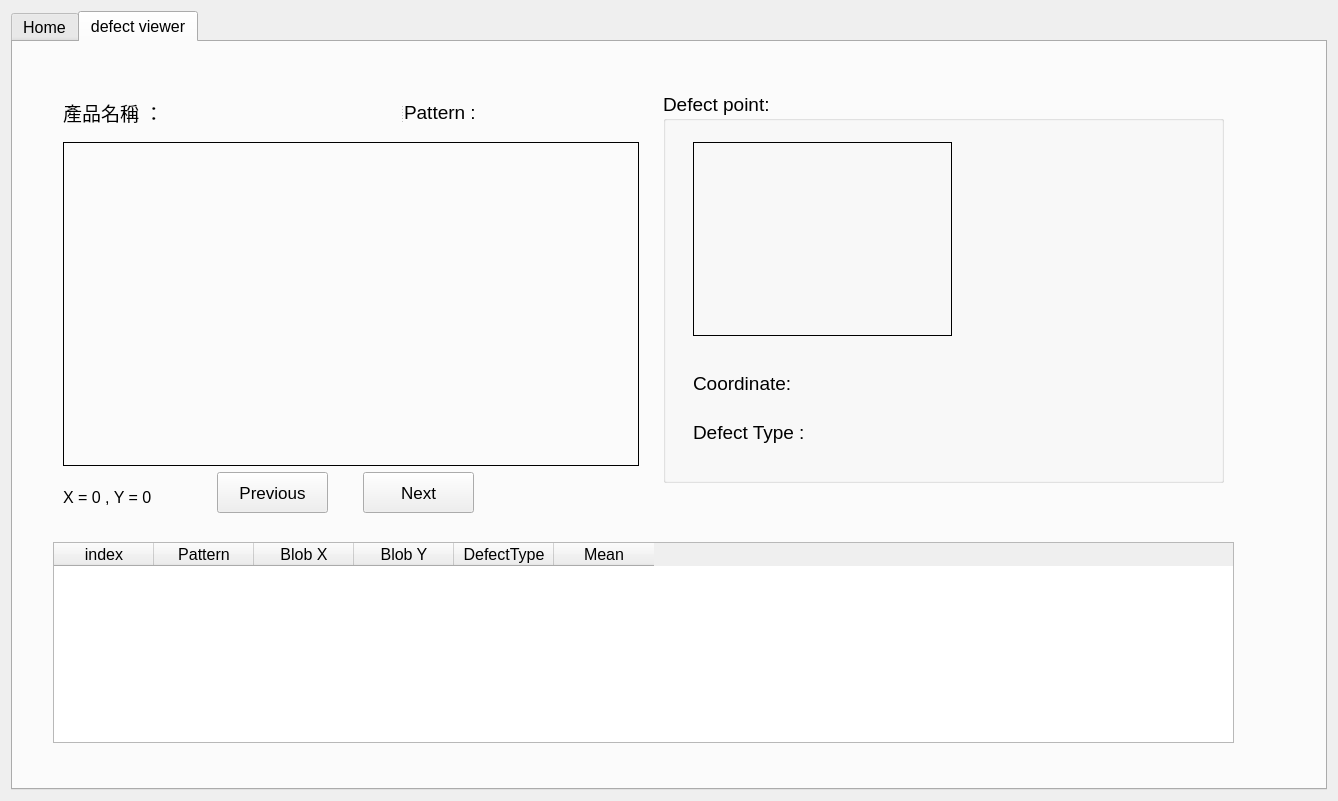
Before: the Qt Designer form widget.ui in hsinying-tsai/CT2, drawn with Qt 5.
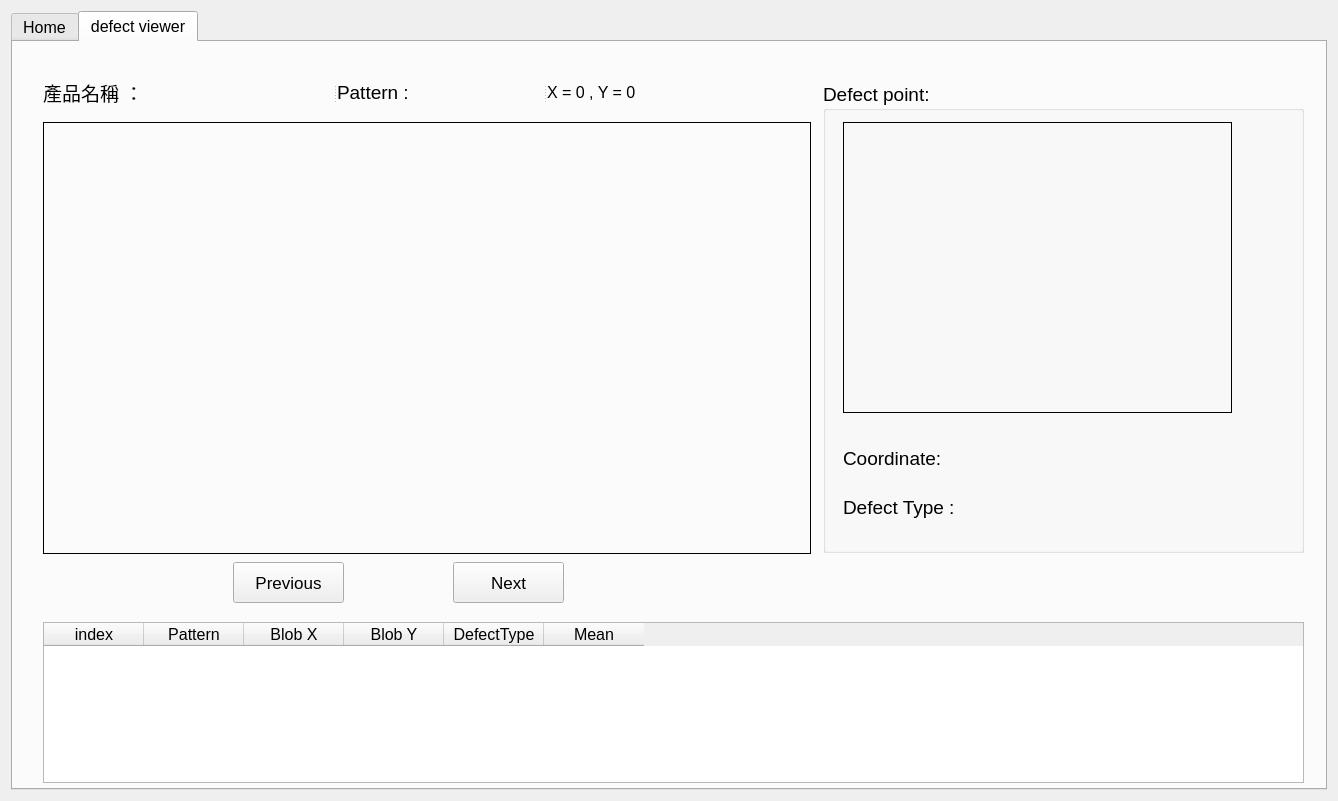
After: the same form once the commit is applied. The open tabs and pages were chosen to show the change. Custom widgets are drawn as their Qt base class.

The edit to the form file:
```diff
--- a/widget.ui
+++ b/widget.ui
@@ -1688,8 +1688,8 @@
       <widget class="QPushButton" name="puB_pre">
        <property name="geometry">
         <rect>
-         <x>204</x>
-         <y>430</y>
+         <x>220</x>
+         <y>520</y>
          <width>111</width>
          <height>41</height>
         </rect>
@@ -1706,10 +1706,10 @@
       <widget class="my_qlabel" name="lbl_pic">
        <property name="geometry">
         <rect>
-         <x>50</x>
-         <y>100</y>
-         <width>576</width>
-         <height>324</height>
+         <x>30</x>
+         <y>80</y>
+         <width>768</width>
+         <height>432</height>
         </rect>
        </property>
        <property name="cursor">
@@ -1734,8 +1734,8 @@
       <widget class="QPushButton" name="puB_next">
        <property name="geometry">
         <rect>
-         <x>350</x>
-         <y>430</y>
+         <x>440</x>
+         <y>520</y>
          <width>111</width>
          <height>41</height>
         </rect>
@@ -1749,31 +1749,13 @@
         <string>Next</string>
        </property>
       </widget>
-      <widget class="QLabel" name="lbl_Pos">
-       <property name="geometry">
-        <rect>
-         <x>50</x>
-         <y>430</y>
-         <width>181</width>
-         <height>51</height>
-        </rect>
-       </property>
-       <property name="font">
-        <font>
-         <pointsize>12</pointsize>
-        </font>
-       </property>
-       <property name="text">
-        <string>X = 0 , Y = 0 </string>
-       </property>
-      </widget>
       <widget class="QGroupBox" name="groupBox_7">
        <property name="geometry">
         <rect>
-         <x>650</x>
-         <y>50</y>
-         <width>561</width>
-         <height>391</height>
+         <x>810</x>
+         <y>40</y>
+         <width>481</width>
+         <height>471</height>
         </rect>
        </property>
        <property name="font">
@@ -1784,49 +1766,13 @@
        <property name="title">
         <string>Defect point:</string>
        </property>
-       <widget class="QWidget" name="layoutWidget">
-        <property name="geometry">
-         <rect>
-          <x>30</x>
-          <y>270</y>
-          <width>301</width>
-          <height>91</height>
-         </rect>
-        </property>
-        <layout class="QVBoxLayout" name="verticalLayout">
-         <item>
-          <widget class="QLabel" name="lbl_DFcoodinate">
-           <property name="font">
-            <font>
-             <pointsize>14</pointsize>
-            </font>
-           </property>
-           <property name="text">
-            <string>Coordinate:</string>
-           </property>
-          </widget>
-         </item>
-         <item>
-          <widget class="QLabel" name="lbl_DFtype">
-           <property name="font">
-            <font>
-             <pointsize>14</pointsize>
-            </font>
-           </property>
-           <property name="text">
-            <string>Defect Type :</string>
-           </property>
-          </widget>
-         </item>
-        </layout>
-       </widget>
        <widget class="QLabel" name="lbl_pic2">
         <property name="geometry">
          <rect>
-          <x>30</x>
-          <y>50</y>
-          <width>259</width>
-          <height>194</height>
+          <x>20</x>
+          <y>40</y>
+          <width>389</width>
+          <height>291</height>
          </rect>
         </property>
         <property name="font">
@@ -1853,14 +1799,86 @@
          <bool>true</bool>
         </property>
        </widget>
+       <widget class="QLabel" name="lbl_DFcoodinate">
+        <property name="geometry">
+         <rect>
+          <x>130</x>
+          <y>350</y>
+          <width>299</width>
+          <height>52</height>
+         </rect>
+        </property>
+        <property name="font">
+         <font>
+          <pointsize>14</pointsize>
+         </font>
+        </property>
+        <property name="text">
+         <string/>
+        </property>
+       </widget>
+       <widget class="QLabel" name="lbl_DFtype">
+        <property name="geometry">
+         <rect>
+          <x>140</x>
+          <y>400</y>
+          <width>299</width>
+          <height>51</height>
+         </rect>
+        </property>
+        <property name="font">
+         <font>
+          <pointsize>14</pointsize>
+         </font>
+        </property>
+        <property name="text">
+         <string/>
+        </property>
+       </widget>
+       <widget class="QLabel" name="label_12">
+        <property name="geometry">
+         <rect>
+          <x>20</x>
+          <y>350</y>
+          <width>111</width>
+          <height>52</height>
+         </rect>
+        </property>
+        <property name="font">
+         <font>
+          <pointsize>14</pointsize>
+         </font>
+        </property>
+        <property name="text">
+         <string>Coordinate:</string>
+        </property>
+       </widget>
+       <widget class="QLabel" name="label_11">
+        <property name="geometry">
+         <rect>
+          <x>20</x>
+          <y>400</y>
+          <width>121</width>
+          <height>51</height>
+         </rect>
+        </property>
+        <property name="font">
+         <font>
+          <pointsize>14</pointsize>
+         </font>
+        </property>
+        <property name="text">
+         <string>Defect Type :</string>
+        </property>
+       </widget>
       </widget>
       <widget class="QTableWidget" name="table_defectlist">
        <property name="geometry">
         <rect>
-         <x>40</x>
-         <y>500</y>
-         <width>1181</width>
-         <height>201</height>
+         <x>30</x>
+         <y>580</y>
+         <width>1261</width>
+         <height>161</height>
         </rect>
        </property>
        <property name="editTriggers">
@@ -1900,9 +1918,9 @@
       <widget class="QSplitter" name="splitter">
        <property name="geometry">
         <rect>
-         <x>50</x>
-         <y>50</y>
-         <width>581</width>
+         <x>30</x>
+         <y>30</y>
+         <width>771</width>
          <height>41</height>
         </rect>
        </property>
@@ -1929,6 +1947,16 @@
          <string>Pattern :</string>
         </property>
        </widget>
+       <widget class="QLabel" name="lbl_Pos">
+        <property name="font">
+         <font>
+          <pointsize>12</pointsize>
+         </font>
+        </property>
+        <property name="text">
+         <string>X = 0 , Y = 0 </string>
+        </property>
+       </widget>
       </widget>
      </widget>
     </widget>
```
Left out of the diff: 141 changed lines with no effect on the pictures.
